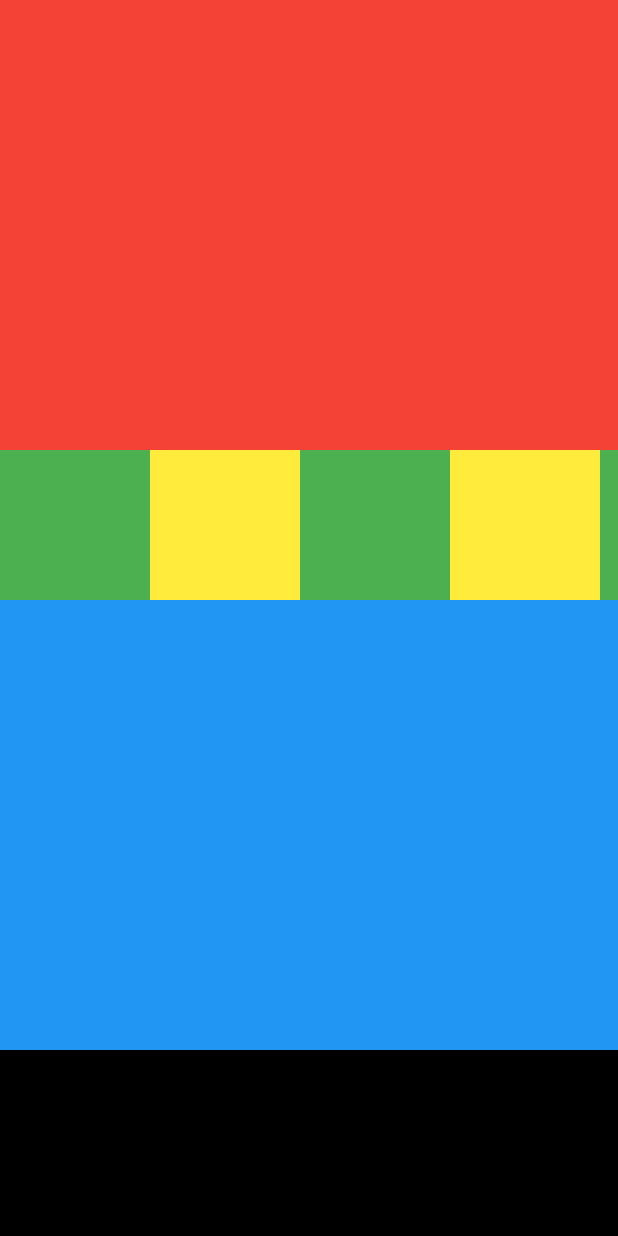
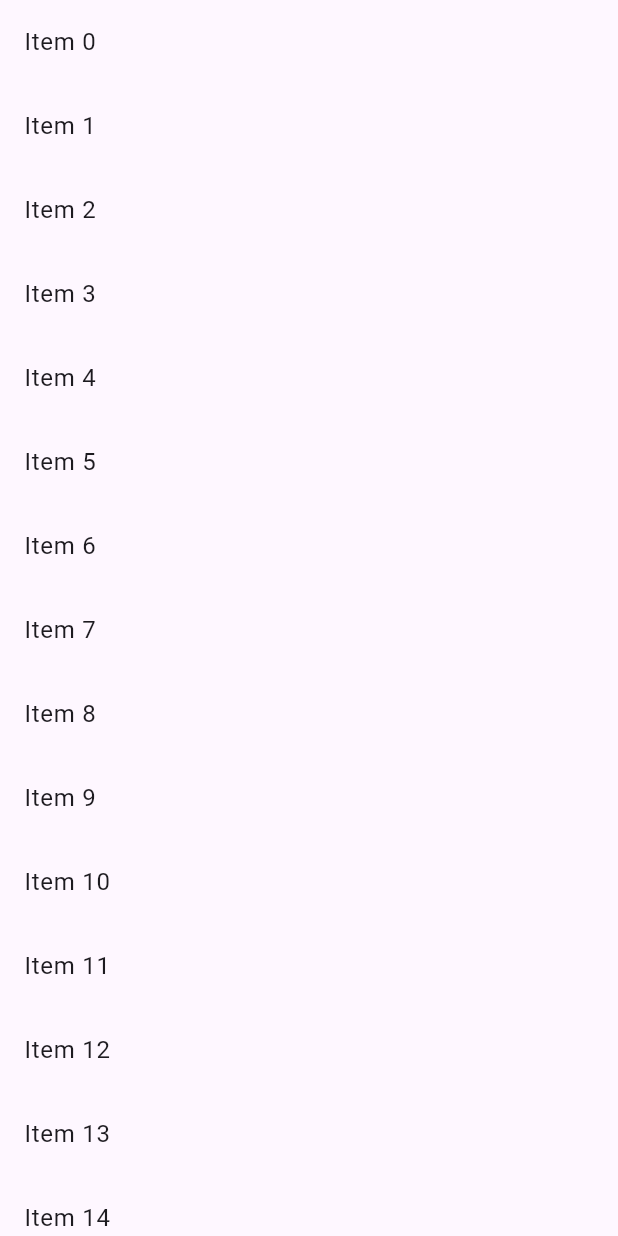
Before and after one commit to itajacybsd/scrollanimation, a Flutter app: the screen it shows after launch, on a phone screen of 412 x 824 dp. Run offline on Flutter 3.47's test engine with Material 3 defaults, Android fonts, the phone set to English and light mode, and no system bars.

Commit message:
ListView.builder() e ListTile() com lista de 1000 itens

```diff
--- a/lib/main.dart
+++ b/lib/main.dart
@@ -28,28 +28,13 @@ class MyHomePage extends StatefulWidget {
 class _MyHomePageState extends State<MyHomePage> {
   @override
   Widget build(BuildContext context) {
-    final height = 300.0;
     return Material(
-      child: ListView(
-        children: [
-          Container(color: Colors.red, height: height),
-          SizedBox(
-            height: 100,
-            child: ListView(
-              scrollDirection: Axis.horizontal,
-              children: [
-                Container(color: Colors.green, height: 100, width: 100),
-                Container(color: Colors.yellow, height: 100, width: 100),
-                Container(color: Colors.green, height: 100, width: 100),
-                Container(color: Colors.yellow, height: 100, width: 100),
-                Container(color: Colors.green, height: 100, width: 100),
-                Container(color: Colors.yellow, height: 100, width: 100),
-              ],
-            ),
-          ),
-          Container(color: Colors.blue, height: height),
-          Container(color: Colors.black, height: height),
-        ],
+      child: ListView.builder(
+        itemCount: 1000,
+        itemBuilder: (context, index) {
+          return ListTile(title: Text('Item $index'));
+        },
+
       ),
     );
   }
```
